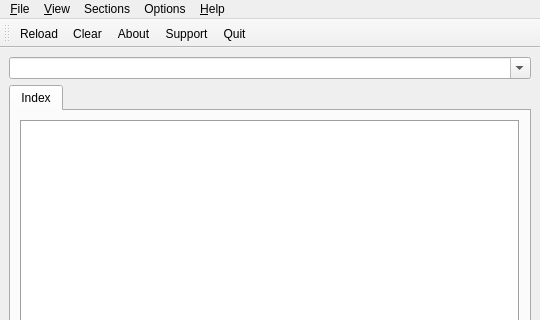
Above: manpager/main.ui from QtPlay/coastal-qt before the change; both pictures show x 0 to 540 and y 0 to 320 of the 540 by 540 pixel window. Below: the same form after it.
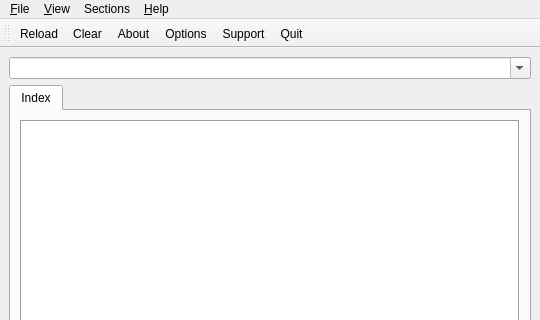
That is the form after the change. Icons and pictures are not drawn.

```diff
--- a/manpager/main.ui
+++ b/manpager/main.ui
@@ -109,7 +109,7 @@
      <x>0</x>
      <y>0</y>
      <width>540</width>
-     <height>21</height>
+     <height>25</height>
     </rect>
    </property>
    <widget class="QMenu" name="menuFile">
@@ -149,18 +149,6 @@
     <addaction name="actionSectionl"/>
     <addaction name="actionSectionn"/>
    </widget>
-   <widget class="QMenu" name="menuOptions">
-    <property name="toolTip">
-     <string>Application Options</string>
-    </property>
-    <property name="whatsThis">
-     <string/>
-    </property>
-    <property name="title">
-     <string>Options</string>
-    </property>
-    <addaction name="actionPaths"/>
-   </widget>
    <widget class="QMenu" name="menuHelp">
     <property name="toolTip">
      <string>Help and support</string>
@@ -185,7 +173,6 @@
    <addaction name="menuFile"/>
    <addaction name="menuView"/>
    <addaction name="menuSections"/>
-   <addaction name="menuOptions"/>
    <addaction name="menuHelp"/>
   </widget>
   <widget class="QStatusBar" name="statusbar"/>
@@ -202,6 +189,7 @@
    <addaction name="actionReload"/>
    <addaction name="actionClear"/>
    <addaction name="actionAbout"/>
+   <addaction name="actionOptions"/>
    <addaction name="actionSupport"/>
    <addaction name="actionQuit"/>
   </widget>
@@ -530,6 +518,16 @@
     <string>Open</string>
    </property>
   </action>
+  <action name="actionOptions">
+   <property name="icon">
+    <iconset theme="configuration_section">
+     <normaloff/>
+    </iconset>
+   </property>
+   <property name="text">
+    <string>Options</string>
+   </property>
+  </action>
  </widget>
  <resources/>
  <connections/>
```
Left out of the diff: 35 changed lines with no effect on the pictures.
